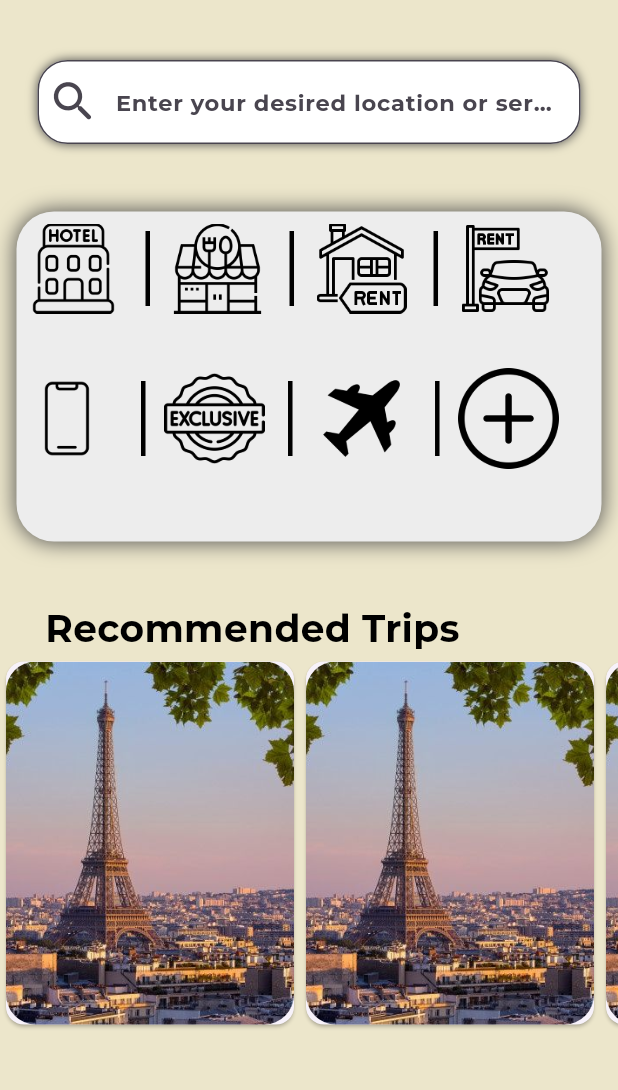
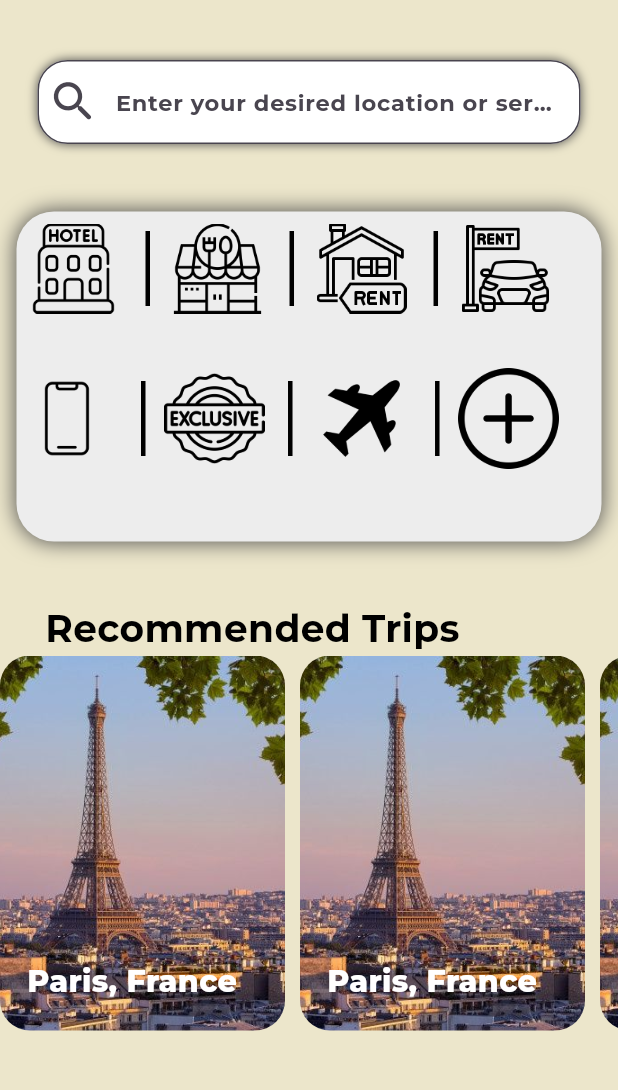
Before and after one commit to AbdulrahmanAbusnena/bentloos, a Flutter app: the screen it shows once a user with an empty profile is signed in, on a phone screen of 412 x 824 dp, the part 84-1174 px from its top. Run offline on Flutter 3.47's test engine with Material 3 defaults, Android fonts, the phone set to English and light mode, and no system bars; our stand-ins replace cloud_firestore, firebase_auth, firebase_core, google_fonts; accounts and stored records are empty.

Commit message:
git commit

```diff
--- a/lib/Components/card.dart
+++ b/lib/Components/card.dart
@@ -3,11 +3,8 @@ import 'package:google_fonts/google_fonts.dart';
 
 class ReCards extends StatefulWidget {
   final String image;
-  //  final String locationName;
-  const ReCards(
-      {super.key,
-      //  required this.locationName,
-      required this.image});
+  final String locationName;
+  const ReCards({super.key, required this.locationName, required this.image});
 
   @override
   State<ReCards> createState() => _ReCardsState();
@@ -21,17 +18,41 @@ class _ReCardsState extends State<ReCards> {
       width: 200,
       decoration: BoxDecoration(
         borderRadius: BorderRadius.circular(54.0),
+        // Round corners for the card
       ),
-      child: Card(
-          child: ClipRRect(
-        borderRadius: BorderRadius.circular(20),
-        child: Image.asset(
-          widget.image,
-          height: 210,
-          width: 190,
-          fit: BoxFit.cover,
-        ),
-      )),
+      child: Stack(
+        // Use Stack to overlay elements
+        children: [
+          ClipRRect(
+            // Rounded image clip
+            borderRadius: BorderRadius.circular(20),
+            child: Image.asset(
+              widget.image,
+              height: 250, // Match image height to card height
+              width: 190, // Match image width to card width
+              fit: BoxFit.cover,
+            ),
+          ),
+          Positioned(
+            // Position text on top of the image
+            bottom: 10.0, // Adjust vertical position from bottom
+            left: 10.0, // Adjust horizontal position from left
+            child: Container(
+              // Container for text styling
+
+              padding: const EdgeInsets.all(8.0),
+              child: Text(
+                widget.locationName,
+                style: GoogleFonts.montserrat(
+                  fontSize: 20,
+                  fontWeight: FontWeight.w800,
+                  color: Colors.white, // Text color for visibility
+                ),
+              ),
+            ),
+          ),
+        ],
+      ),
     );
   }
 }
--- a/lib/Pages/homepage.dart
+++ b/lib/Pages/homepage.dart
@@ -319,7 +319,10 @@ class _HomePageState extends State<HomePage> {
               itemCount: 3,
               scrollDirection: Axis.horizontal,
               itemBuilder: (context, index) {
-                return const ReCards(image: 'assets/paris.jpeg');
+                return const ReCards(
+                  image: 'assets/paris.jpeg',
+                  locationName: 'Paris, France',
+                );
               },
             ),
           ),
```
Also changed, not shown: pubspec.lock.
